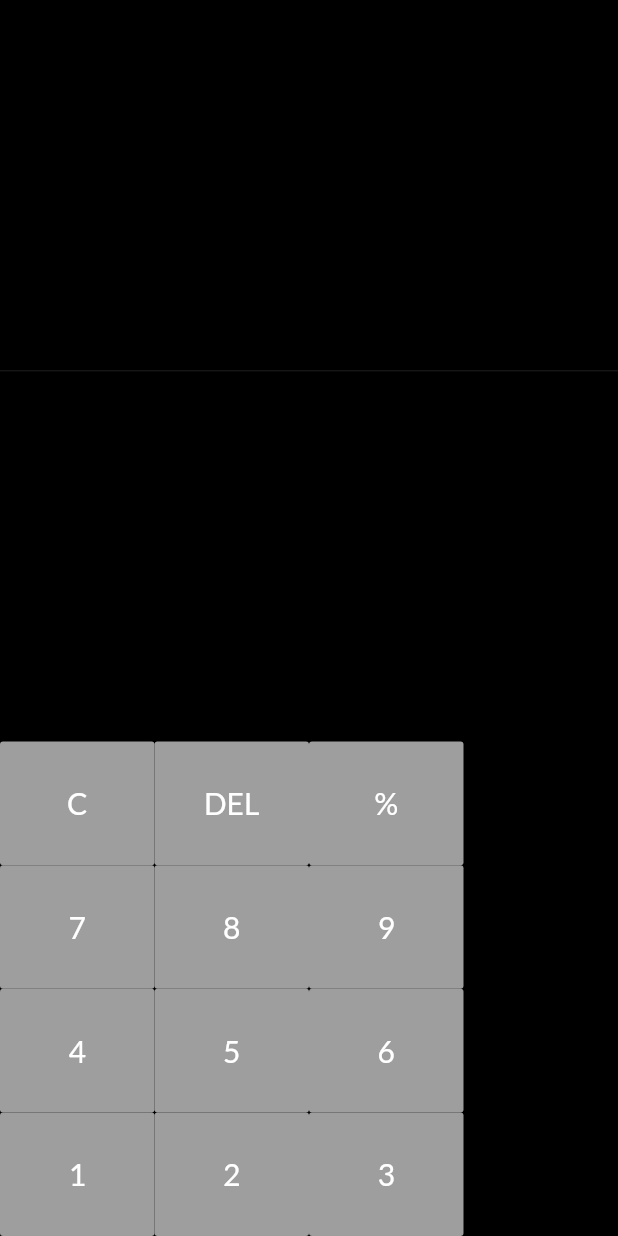
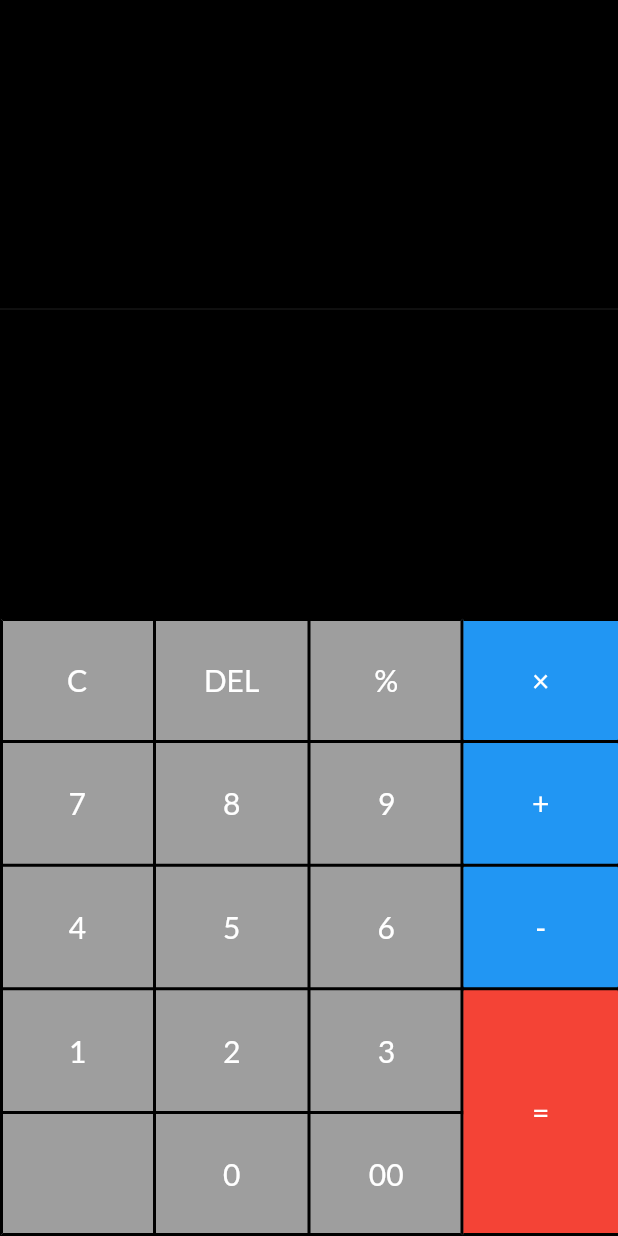
Before and after one commit to andrespd99/simple_calculator, a Flutter app: the screen it shows after launch, on a phone screen of 412 x 824 dp. Run offline on Flutter 3.47's test engine with Material 2 defaults, Android fonts, the phone set to English and light mode, and no system bars; our stand-ins replace google_fonts.

Commit message:
Finished calculator buttons layout

```diff
--- a/lib/views/home_page.dart
+++ b/lib/views/home_page.dart
@@ -33,6 +33,7 @@ class HomePage extends StatelessWidget {
                   Container(
                     width: size.width * 0.75,
                     child: Table(
+                      border: TableBorder.all(color: kPrimaryColor, width: 2.0),
                       children: [
                         TableRow(
                           children: [
@@ -62,9 +63,47 @@ class HomePage extends StatelessWidget {
                             CalculatorButton('3'),
                           ],
                         ),
+                        TableRow(
+                          children: [
+                            CalculatorButton(''),
+                            CalculatorButton('0'),
+                            CalculatorButton('00'),
+                          ],
+                        ),
                       ],
                     ),
                   ),
+                  Container(
+                    width: size.width * 0.25,
+                    child: Table(
+                      border: TableBorder(
+                        horizontalInside:
+                            BorderSide(color: kPrimaryColor, width: 2.0),
+                        top: BorderSide(color: kPrimaryColor, width: 2.0),
+                        bottom: BorderSide(color: kPrimaryColor, width: 2.0),
+                      ),
+                      children: [
+                        TableRow(
+                          children: [CalculatorButton('×', color: Colors.blue)],
+                        ),
+                        TableRow(
+                          children: [CalculatorButton('+', color: Colors.blue)],
+                        ),
+                        TableRow(
+                          children: [CalculatorButton('-', color: Colors.blue)],
+                        ),
+                        TableRow(
+                          children: [
+                            CalculatorButton(
+                              '=',
+                              buttonHeight: 2,
+                              color: Colors.red,
+                            ),
+                          ],
+                        ),
+                      ],
+                    ),
+                  )
                 ],
               )
             ],
```
